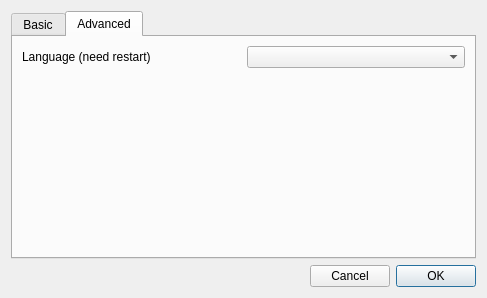
First picture: the form in BerViewer/settings_dlg.ui, repository jykim74/BerEditor, before the edit.
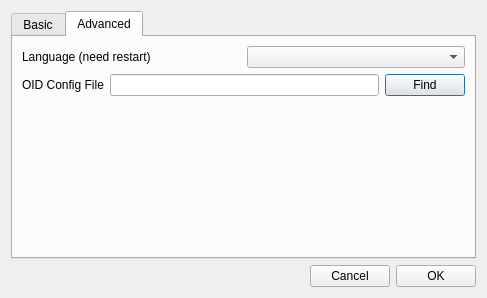
Second picture: the form after the edit. The open tabs and pages were chosen to show the change.

What changed in the file:
```diff
--- a/BerViewer/settings_dlg.ui
+++ b/BerViewer/settings_dlg.ui
@@ -84,6 +84,30 @@
        <string>Advanced</string>
       </attribute>
       <layout class="QGridLayout" name="gridLayout">
+       <item row="1" column="0">
+        <layout class="QGridLayout" name="gridLayout_3">
+         <property name="topMargin">
+          <number>0</number>
+         </property>
+         <item row="0" column="0">
+          <widget class="QLabel" name="label_2">
+           <property name="text">
+            <string>OID Config File</string>
+           </property>
+          </widget>
+         </item>
+         <item row="0" column="1">
+          <widget class="QLineEdit" name="mOIDConfigPathText"/>
+         </item>
+         <item row="0" column="2">
+          <widget class="QPushButton" name="mFindOIDConfig">
+           <property name="text">
+            <string>Find</string>
+           </property>
+          </widget>
+         </item>
+        </layout>
+       </item>
        <item row="0" column="0">
         <layout class="QHBoxLayout" name="horizontalLayout">
          <item>
@@ -98,7 +122,7 @@
          </item>
         </layout>
        </item>
-       <item row="1" column="0">
+       <item row="3" column="0">
         <spacer name="verticalSpacer_2">
          <property name="orientation">
           <enum>Qt::Vertical</enum>
```
Left out of the diff: 2 changed lines with no effect on the pictures.
